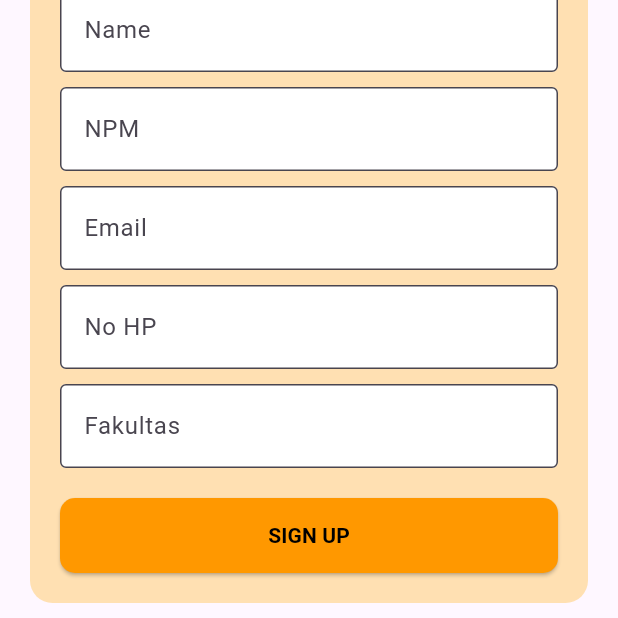
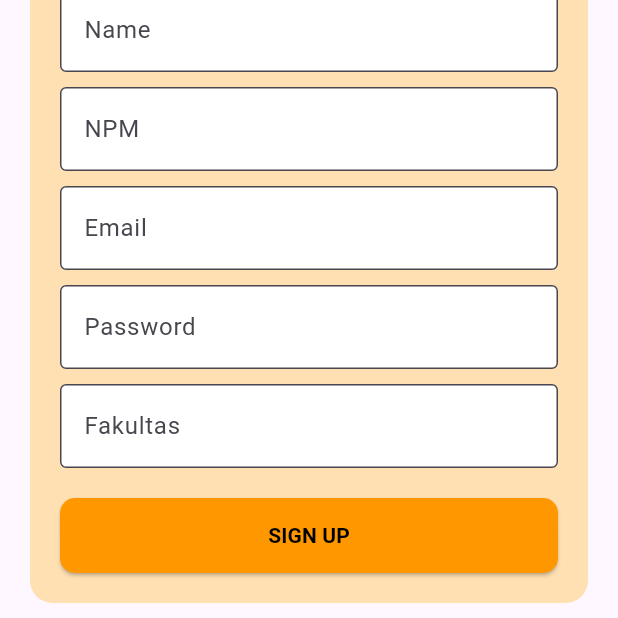
Before and after one commit to kevinamay/mental_health, a Flutter app: the RegistrationPage screen opened by its route, scrolled down 302 dp, on a phone screen of 412 x 824 dp, the part 618-1236 px from its top. Run offline on Flutter 3.47's test engine with Material 3 defaults, Android fonts, the phone set to English and light mode, and no system bars; our stand-ins replace lottie.

Commit message:
`Updated labelText in TextField from 'No HP' to 'Password' in RegistrationPage`

```diff
--- a/lib/pages/registration_page.dart
+++ b/lib/pages/registration_page.dart
@@ -72,7 +72,7 @@ class RegistrationPage extends StatelessWidget {
                     SizedBox(height: 10),
                     TextField(
                       decoration: InputDecoration(
-                        labelText: 'No HP',
+                        labelText: 'Password',
                         border: OutlineInputBorder(),
                         filled: true,
                         fillColor: Colors.white,
```
